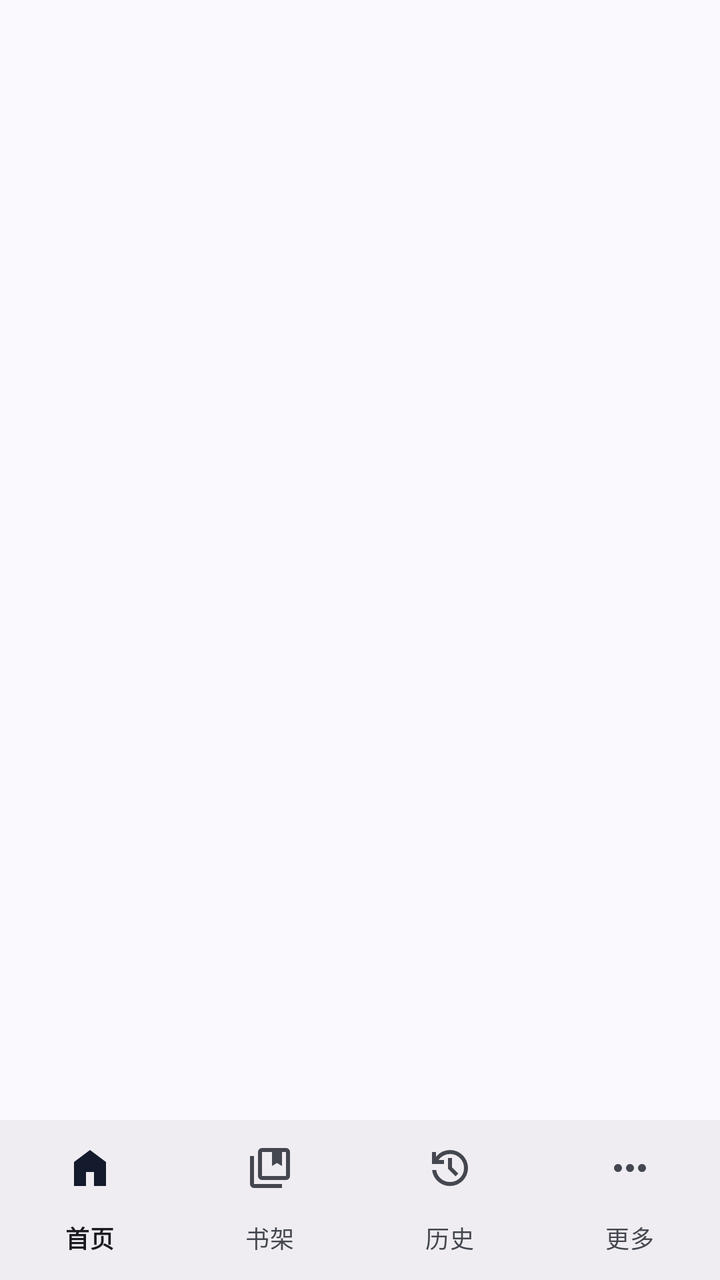
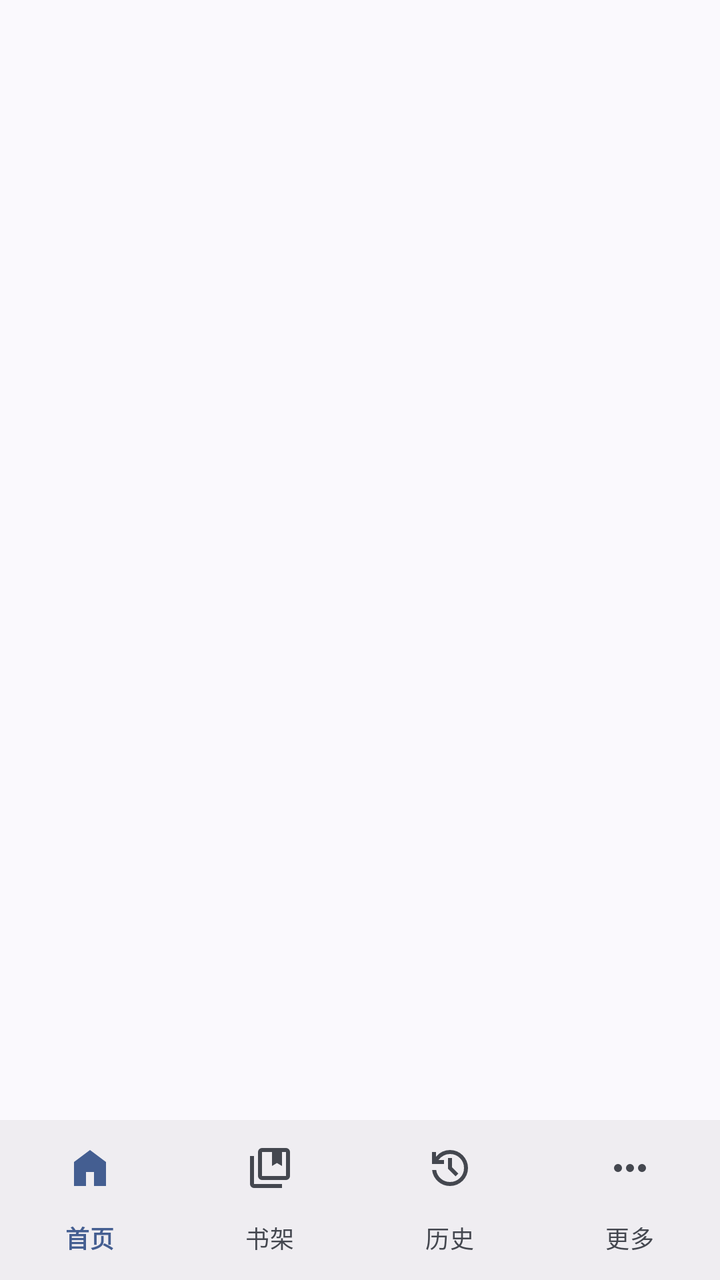

Screens rendered from an Android XML layout before and after an edit, with the pre-edit source and the edit as a unified diff.
<!-- AndroidManifest.xml: application theme Theme.HikariNovel -->
<!-- res/layout/activity_main.xml -->
<?xml version="1.0" encoding="utf-8"?>
<androidx.constraintlayout.widget.ConstraintLayout xmlns:android="http://schemas.android.com/apk/res/android"
    xmlns:app="http://schemas.android.com/apk/res-auto"
    xmlns:tools="http://schemas.android.com/tools"
    android:layout_width="match_parent"
    android:layout_height="match_parent"
    android:orientation="vertical">

    <androidx.coordinatorlayout.widget.CoordinatorLayout
        android:layout_width="match_parent"
        android:layout_height="0dp"
        app:layout_constraintBottom_toTopOf="@id/bnv_a_main"
        app:layout_constraintTop_toTopOf="parent">

        <androidx.fragment.app.FragmentContainerView
            android:id="@+id/fcv_a_main"
            android:layout_width="match_parent"
            android:layout_height="match_parent"/>

    </androidx.coordinatorlayout.widget.CoordinatorLayout>

    <com.google.android.material.bottomnavigation.BottomNavigationView
        android:id="@+id/bnv_a_main"
        android:layout_width="match_parent"
        android:layout_height="wrap_content"
        app:labelVisibilityMode="labeled"
        app:layout_constraintBottom_toBottomOf="parent"
        app:menu="@menu/menu_nav_act_main"
        tools:viewBindingType="com.google.android.material.navigation.NavigationBarView" />

</androidx.constraintlayout.widget.ConstraintLayout>
<!-- resources referenced by this layout -->
<resources>
  <style name="Base.Theme.HikariNovel" parent="Theme.Material3.DynamicColors.DayNight.NoActionBar">
          
  
      </style>
  <!-- unchanged entries left out for length: 1 -->
</resources>

<!-- the commit's change to res/layout/activity_main.xml (unified diff, before → after) -->
@@ -23,6 +23,10 @@
         android:id="@+id/bnv_a_main"
         android:layout_width="match_parent"
         android:layout_height="wrap_content"
+        android:elevation="0dp"
+        app:itemActiveIndicatorStyle="@style/Widget.GalIsland.NavigationBar.ActiveIndicator"
+        app:itemIconTint="@color/galisland_nav_item_icon"
+        app:itemTextColor="@color/galisland_nav_item_text"
         app:labelVisibilityMode="labeled"
         app:layout_constraintBottom_toBottomOf="parent"
         app:menu="@menu/menu_nav_act_main"
<!-- resource entries referenced after the edit -->
@@ -1,9 +1,137 @@
 <!-- resources referenced by this layout -->
 <resources>
+  <style name="Widget.GalIsland.NavigationBar.ActiveIndicator" parent="">
+          <item name="android:width">64dp</item>
+          <item name="android:height">32dp</item>
+          <item name="android:color">@color/galisland_nav_indicator</item>
+          <item name="shapeAppearance">@style/ShapeAppearance.GalIsland.Small</item>
+      </style>
+  <style name="ShapeAppearance.GalIsland.Small" parent="">
+          <item name="cornerFamily">rounded</item>
+          <item name="cornerSize">7dp</item>
+      </style>
   <style name="Base.Theme.HikariNovel" parent="Theme.Material3.DynamicColors.DayNight.NoActionBar">
           
   
+          
+          <item name="shapeAppearanceSmallComponent">@style/ShapeAppearance.GalIsland.Small</item>
+          <item name="shapeAppearanceMediumComponent">@style/ShapeAppearance.GalIsland.Medium</item>
+          <item name="shapeAppearanceLargeComponent">@style/ShapeAppearance.GalIsland.Large</item>
+          <item name="materialCardViewStyle">@style/Widget.GalIsland.CardView</item>
+          <item name="materialButtonStyle">@style/Widget.GalIsland.Button</item>
+          <item name="chipStyle">@style/Widget.GalIsland.Chip</item>
+          <item name="tabStyle">@style/Widget.GalIsland.TabLayout</item>
+          <item name="toolbarStyle">@style/Widget.GalIsland.Toolbar</item>
+          <item name="sliderStyle">@style/Widget.GalIsland.Slider</item>
+          <item name="textInputStyle">@style/Widget.GalIsland.TextInputLayout.OutlinedBox</item>
+          <item name="snackbarStyle">@style/Widget.GalIsland.Snackbar</item>
+          <item name="snackbarTextViewStyle">@style/Widget.GalIsland.Snackbar.TextView</item>
+          <item name="materialAlertDialogTheme">@style/ThemeOverlay.GalIsland.MaterialAlertDialog</item>
       </style>
+  <style name="ShapeAppearance.GalIsland.Medium" parent="">
+          <item name="cornerFamily">rounded</item>
+          <item name="cornerSize">8dp</item>
+      </style>
+  <style name="ShapeAppearance.GalIsland.Large" parent="">
+          <item name="cornerFamily">rounded</item>
+          <item name="cornerSize">10dp</item>
+      </style>
+  <style name="Widget.GalIsland.CardView" parent="Widget.Material3.CardView.Filled">
+          <item name="cardBackgroundColor">?attr/colorSurface</item>
+          <item name="cardBackgroundColor">?attr/colorSurface</item>
+          <item name="cardCornerRadius">8dp</item>
+          <item name="cardElevation">0dp</item>
+          <item name="strokeWidth">1dp</item>
+          <item name="strokeColor">?attr/colorOutlineVariant</item>
+      </style>
+  <style name="Widget.GalIsland.Button" parent="Widget.Material3.Button">
+          <item name="shapeAppearance">@style/ShapeAppearance.GalIsland.Small</item>
+          <item name="android:textAppearance">@style/TextAppearance.GalIsland.Button</item>
+          <item name="android:minHeight">40dp</item>
+      </style>
+  <style name="Widget.GalIsland.Chip" parent="Widget.Material3.Chip.Assist">
+          <item name="shapeAppearance">@style/ShapeAppearance.GalIsland.Tag</item>
+          <item name="chipMinHeight">24dp</item>
+          <item name="chipStrokeWidth">1dp</item>
+          <item name="chipStrokeColor">?attr/colorOutlineVariant</item>
+          <item name="chipBackgroundColor">?attr/colorSurfaceContainerHigh</item>
+          <item name="android:textColor">?attr/colorOnSurfaceVariant</item>
+          <item name="android:textAppearance">@style/TextAppearance.GalIsland.Tag</item>
+          <item name="chipIconVisible">false</item>
+          <item name="ensureMinTouchTargetSize">false</item>
+      </style>
+  <style name="Widget.GalIsland.TabLayout" parent="Widget.Material3.TabLayout">
+          <item name="tabIndicatorColor">?attr/colorPrimary</item>
+          <item name="tabIndicatorHeight">3dp</item>
+          <item name="tabIndicatorFullWidth">false</item>
+          <item name="tabSelectedTextColor">?attr/colorPrimary</item>
+          <item name="tabTextColor">?attr/colorOnSurfaceVariant</item>
+          <item name="tabTextAppearance">@style/TextAppearance.GalIsland.Tab</item>
+          <item name="tabRippleColor">?attr/colorPrimaryContainer</item>
+      </style>
+  <style name="Widget.GalIsland.Toolbar" parent="Widget.Material3.Toolbar">
+          <item name="titleTextAppearance">@style/TextAppearance.GalIsland.Heading</item>
+          <item name="android:background">?attr/colorSurface</item>
+      </style>
+  <style name="Widget.GalIsland.Slider" parent="Widget.Material3.Slider">
+          <item name="trackHeight">4dp</item>
+          <item name="thumbRadius">8dp</item>
+          <item name="tickVisible">false</item>
+          <item name="haloRadius">16dp</item>
+      </style>
+  <style name="Widget.GalIsland.TextInputLayout.OutlinedBox" parent="Widget.Material3.TextInputLayout.OutlinedBox">
+          <item name="boxCornerRadiusTopStart">7dp</item>
+          <item name="boxCornerRadiusTopEnd">7dp</item>
+          <item name="boxCornerRadiusBottomStart">7dp</item>
+          <item name="boxCornerRadiusBottomEnd">7dp</item>
+          <item name="boxStrokeWidth">1dp</item>
+          <item name="boxStrokeWidthFocused">1.5dp</item>
+          <item name="boxStrokeColor">@color/galisland_box_stroke</item>
+          <item name="hintTextColor">?attr/colorPrimary</item>
+      </style>
+  <style name="Widget.GalIsland.Snackbar" parent="Widget.Material3.Snackbar">
+          <item name="backgroundTint">?attr/colorSurfaceContainerHigh</item>
+          <item name="shapeAppearance">@style/ShapeAppearance.GalIsland.Small</item>
+          <item name="android:textColor">?attr/colorOnSurface</item>
+      </style>
+  <style name="Widget.GalIsland.Snackbar.TextView" parent="Widget.Material3.Snackbar.TextView">
+          <item name="android:textColor">?attr/colorOnSurface</item>
+      </style>
+  <style name="ThemeOverlay.GalIsland.MaterialAlertDialog" parent="ThemeOverlay.Material3.MaterialAlertDialog">
+          <item name="shapeAppearanceMediumComponent">@style/ShapeAppearance.GalIsland.Medium</item>
+          <item name="materialAlertDialogTitleTextStyle">@style/TextAppearance.GalIsland.SectionTitle</item>
+      </style>
+  <style name="TextAppearance.GalIsland.Button" parent="TextAppearance.Material3.LabelLarge">
+          <item name="android:textSize">12sp</item>
+          <item name="android:textStyle">bold</item>
+          <item name="android:letterSpacing">0.01</item>
+      </style>
+  <style name="ShapeAppearance.GalIsland.Tag" parent="">
+          <item name="cornerFamily">rounded</item>
+          <item name="cornerSize">6dp</item>
+      </style>
+  <style name="TextAppearance.GalIsland.Tag" parent="TextAppearance.Material3.LabelSmall">
+          <item name="android:textSize">10sp</item>
+          <item name="android:letterSpacing">0</item>
+      </style>
+  <style name="TextAppearance.GalIsland.Tab" parent="TextAppearance.Material3.TitleSmall">
+          <item name="android:textSize">13sp</item>
+          <item name="android:textStyle">bold</item>
+          <item name="android:letterSpacing">0</item>
+      </style>
+  <style name="TextAppearance.GalIsland.Heading" parent="TextAppearance.Material3.TitleLarge">
+          <item name="android:textSize">@dimen/gi_text_heading</item>
+          <item name="android:textStyle">bold</item>
+          <item name="android:textColor">?attr/colorOnSurface</item>
+          <item name="android:letterSpacing">0</item>
+      </style>
+  <style name="TextAppearance.GalIsland.SectionTitle" parent="TextAppearance.Material3.TitleSmall">
+          <item name="android:textSize">13sp</item>
+          <item name="android:textStyle">bold</item>
+          <item name="android:textColor">?attr/colorOnSurface</item>
+          <item name="android:letterSpacing">0</item>
+      </style>
+  <dimen name="gi_text_heading">22sp</dimen>
   <!-- unchanged entries left out for length: 1 -->
 </resources>
 
